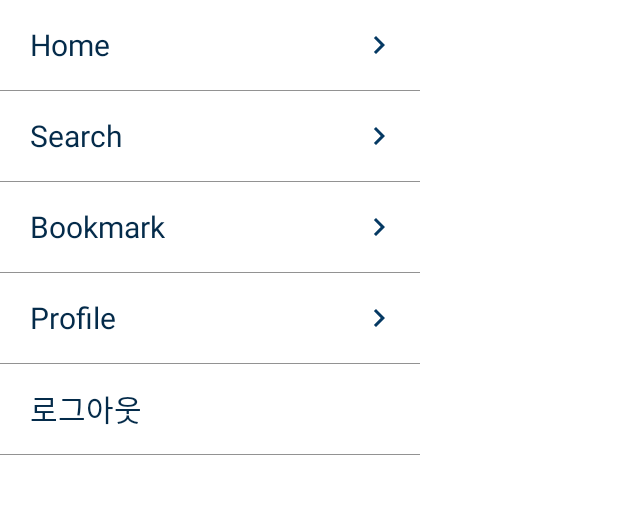
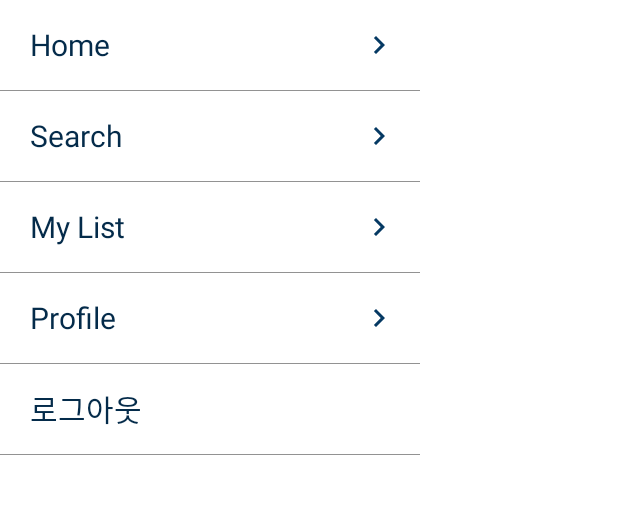
Before and after one commit to peterhyun1234/Moja_dol, an Android app: the MainActivity screen opened directly, with no data from a screen before it, after a tap on an icon or button, on a phone screen of 412 x 824 dp, the part 316-830 px from its top. Run offline under Robolectric (Android 15) with nearby library versions, the phone set to English and light mode, and no system bars.

Commit message:
중간데모까지

```diff
--- a/MYPOLICY/app/src/main/res/values/strings.xml
+++ b/MYPOLICY/app/src/main/res/values/strings.xml
@@ -4,7 +4,7 @@
     <string name="menu_title">나만의 청년 정책</string>
     <string name="menu_home">Home</string>
     <string name="menu_search">Search</string>
-    <string name="menu_download">Bookmark</string>
+    <string name="menu_download">My List</string>
     <string name="menu_profile">Profile</string>
     <string name="menu_logout">로그아웃</string>
 </resources>
```
